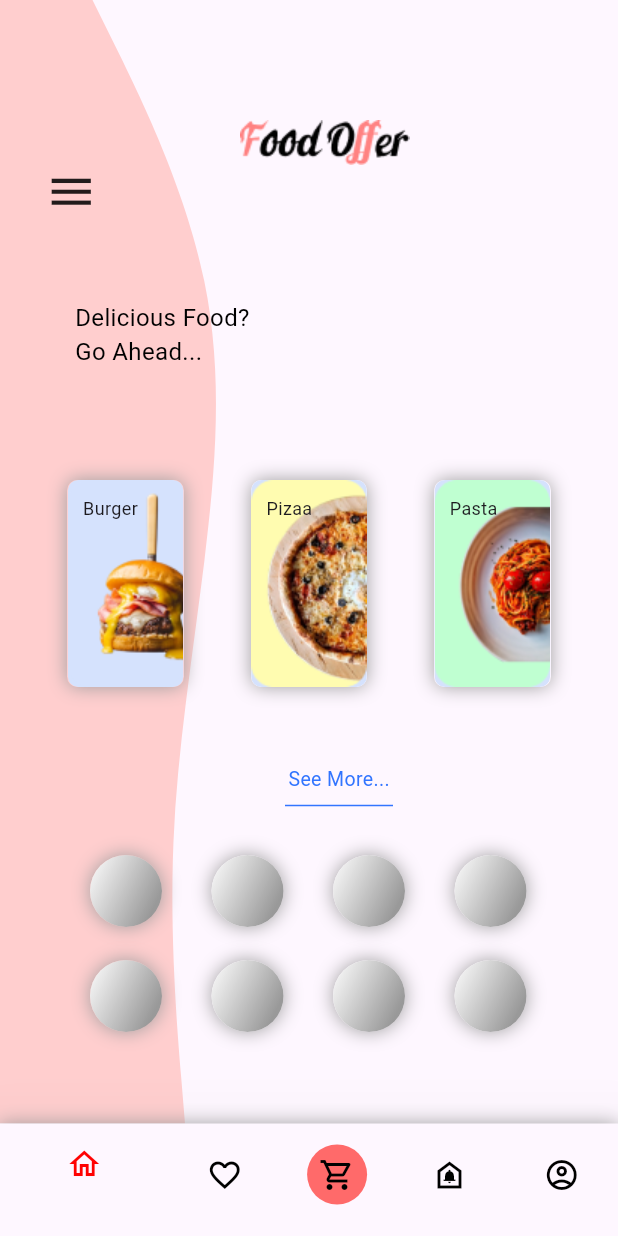
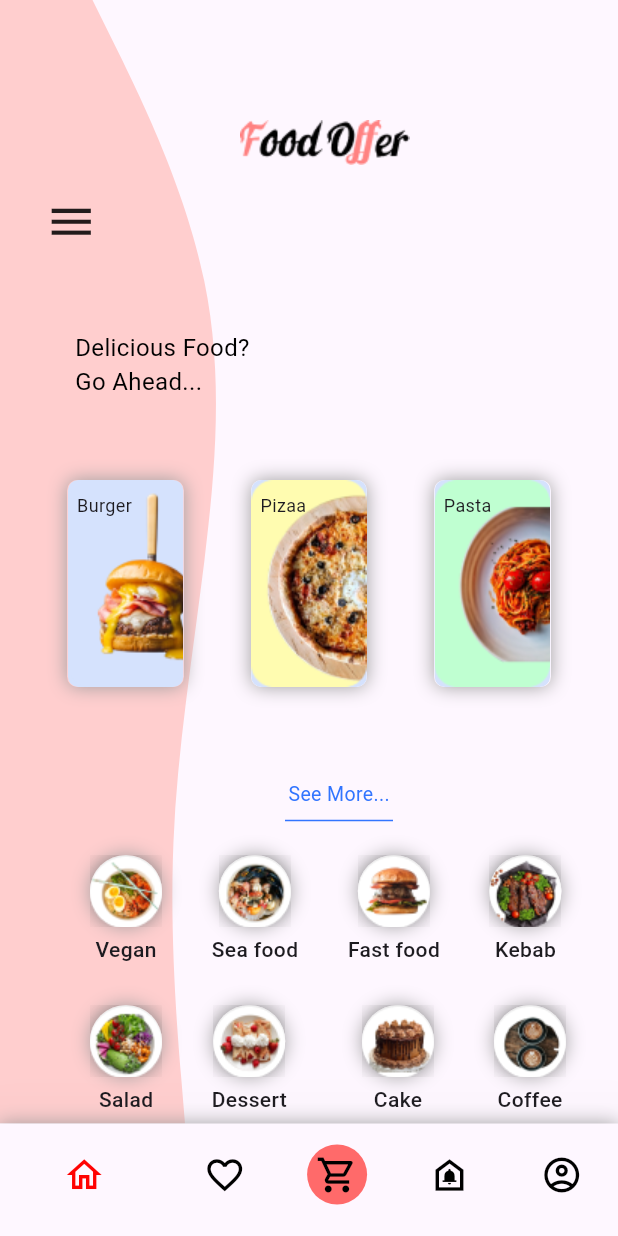
Before and after one commit to Flutter-gg-1/Shimmer-application, a Flutter app: the screen it shows after launch, on a phone screen of 412 x 824 dp. Run offline on Flutter 3.47's test engine with Material 3 defaults, Android fonts, the phone set to English and light mode, and no system bars; our stand-ins replace shimmer_animation.

Commit message:
implements filled circular container widget

```diff
--- a/lib/main.dart
+++ b/lib/main.dart
@@ -11,6 +11,7 @@ class MainApp extends StatelessWidget {
   @override
   Widget build(BuildContext context) {
     return const MaterialApp(
+      debugShowCheckedModeBanner: false,
       home: HomeScreen(),
     );
   }
--- a/lib/src/home_screen.dart
+++ b/lib/src/home_screen.dart
@@ -2,6 +2,7 @@ import 'package:flutter/material.dart';
 import 'package:shimmer_animation/shimmer_animation.dart';
 import 'widgets/circular_containers.dart';
 import 'widgets/custom_painting.dart';
+import 'widgets/filled_circular_container.dart';
 import 'widgets/filled_rectangular_container.dart';
 import 'widgets/rectangle_containers.dart';
 
@@ -35,12 +36,13 @@ class _HomeScreenState extends State<HomeScreen> {
           )
         ]),
         child: BottomNavigationBar(items: const [
-          BottomNavigationBarItem(icon: Icon(Icons.home_outlined, color: Color(0xffFF0202),), label: ""),
-          BottomNavigationBarItem(icon: Icon(Icons.favorite_outline, color: Colors.black), label: ""),
-          BottomNavigationBarItem(icon: CircleAvatar(child: Icon(Icons.shopping_cart_outlined, color: Colors.black), backgroundColor: Color(0xffFF6A6A),), label: ""),
-          BottomNavigationBarItem(icon: Icon(Icons.doorbell_outlined, color: Colors.black), label: ""),
-          BottomNavigationBarItem(icon: Icon(Icons.account_circle_outlined, color: Colors.black), label: ""),
+          BottomNavigationBarItem(icon: Icon(Icons.home_outlined, color: Color(0xffFF0202), size: 28,), label: "", ),
+          BottomNavigationBarItem(icon: Icon(Icons.favorite_outline, color: Colors.black, size: 28,), label: ""),
+          BottomNavigationBarItem(icon: CircleAvatar(backgroundColor: Color(0xffFF6A6A),child: Icon(Icons.shopping_cart_outlined, color: Colors.black, size: 28,),), label: ""),
+          BottomNavigationBarItem(icon: Icon(Icons.doorbell_outlined, color: Colors.black, size: 28,), label: ""),
+          BottomNavigationBarItem(icon: Icon(Icons.account_circle_outlined, color: Colors.black, size: 28,), label: ""),
         ],
+        showSelectedLabels: false,
         elevation: 50,),
       ),
       body: Stack(
@@ -50,7 +52,7 @@ class _HomeScreenState extends State<HomeScreen> {
               painter: RPSCustomPainter(),
           ),
           const Padding(
-            padding: EdgeInsets.only(top: 110, left: 30),
+            padding: EdgeInsets.only(top: 130, left: 30),
             child: Icon(Icons.menu, size: 35,),
           ),
           Padding(
@@ -58,7 +60,7 @@ class _HomeScreenState extends State<HomeScreen> {
             child: Image.asset("assets/Food Offer.png"),
           ),
           const Padding(
-            padding: EdgeInsets.only(top: 200, left: 50),
+            padding: EdgeInsets.only(top: 220, left: 50),
             child: Text("Delicious Food?\nGo Ahead...", style: TextStyle(fontSize: 16, color: Colors.black),),
           ),
            Padding(
@@ -94,7 +96,7 @@ class _HomeScreenState extends State<HomeScreen> {
             ),
           ),
           const Padding(
-            padding: EdgeInsets.only(top: 510, left: 190),
+            padding: EdgeInsets.only(top: 520, left: 190),
             child: Column(
               children: [
                 Text("See More...", style: TextStyle(fontSize: 13, color: Color(0xff3275FF)),),
@@ -106,31 +108,39 @@ class _HomeScreenState extends State<HomeScreen> {
               ],
             ),
           ),
-          const Padding(
-            padding: EdgeInsets.only(top: 570, left: 60),
+          Padding(
+            padding: const EdgeInsets.only(top: 570, left: 60),
             child: Row(
               children: [
-                CircularContainers(),
-                Padding(padding: EdgeInsets.only(left: 33)),
-                CircularContainers(),
-                Padding(padding: EdgeInsets.only(left: 33)),
-                CircularContainers(),
-                Padding(padding: EdgeInsets.only(left: 33)),
-                CircularContainers(),
+                isloading? Shimmer(child: const CircularContainers()):
+                const FilledCircularContainer(text: 'Vegan', photoPath: 'assets/vegan.png',),
+                const Padding(padding: EdgeInsets.only(left: 33)),
+                isloading? Shimmer(child: const CircularContainers()):
+                const FilledCircularContainer(text: 'Sea food', photoPath: 'assets/seaFood.png',),
+                const Padding(padding: EdgeInsets.only(left: 33)),
+               isloading? Shimmer(child: const CircularContainers()):
+                const FilledCircularContainer(text: 'Fast food', photoPath: 'assets/fastfood.png',),
+                const Padding(padding: EdgeInsets.only(left: 33)),
+                isloading? Shimmer(child: const CircularContainers()):
+                const FilledCircularContainer(text: 'Kebab', photoPath: 'assets/kebab.png',),
               ],
             ),
           ),
-          const Padding(
-            padding: EdgeInsets.only(top: 640, left: 60),
+           Padding(
+            padding: const EdgeInsets.only(top: 670, left: 60),
             child: Row(
               children: [
-                CircularContainers(),
-                Padding(padding: EdgeInsets.only(left: 33)),
-                CircularContainers(),
-                Padding(padding: EdgeInsets.only(left: 33)),
-                CircularContainers(),
-                Padding(padding: EdgeInsets.only(left: 33)),
-                CircularContainers(),
+                isloading? Shimmer(child: const CircularContainers()):
+                const FilledCircularContainer(text: 'Salad', photoPath: 'assets/salad.png',),
+                const Padding(padding: EdgeInsets.only(left: 33)),
+                isloading? Shimmer(child: const CircularContainers()):
+                const FilledCircularContainer(text: 'Dessert', photoPath: 'assets/dessert1.png',),
+                const Padding(padding: EdgeInsets.only(left: 50)),
+                isloading? Shimmer(child: const CircularContainers()):
+                const FilledCircularContainer(text: 'Cake', photoPath: 'assets/cake.png',),
+                const Padding(padding: EdgeInsets.only(left: 40)),
+                isloading? Shimmer(child: const CircularContainers()):
+                const FilledCircularContainer(text: 'Coffee', photoPath: 'assets/coffee.png'),
               ],
             ),
           )
--- a/lib/src/widgets/circular_containers.dart
+++ b/lib/src/widgets/circular_containers.dart
@@ -1,5 +1,4 @@
 import 'package:flutter/material.dart';
-import 'package:shimmer_animation/shimmer_animation.dart';
 
 class CircularContainers extends StatefulWidget {
   const CircularContainers({super.key});
@@ -22,8 +21,7 @@ class _CircularContainersState extends State<CircularContainers> {
   }
   @override
   Widget build(BuildContext context) {
-    return Shimmer(
-      child: Container(
+    return Container(
                         height: 48,
                         width: 48,
                         decoration: const BoxDecoration(
@@ -37,7 +35,6 @@ class _CircularContainersState extends State<CircularContainers> {
                             )
                           ]
                         ),
-                        ),
                       );
   }
 }
--- a/lib/src/widgets/custom_painting.dart
+++ b/lib/src/widgets/custom_painting.dart
@@ -22,9 +22,9 @@ Path path_0 = Path();
     path_0.lineTo(size.width*0.4282236,0);
     path_0.close();
 
-Paint paint_0_fill = Paint()..style=PaintingStyle.fill;
-paint_0_fill.color = Color(0xffFFCECE).withOpacity(1.0);
-canvas.drawPath(path_0,paint_0_fill);
+Paint paint0Fill = Paint()..style=PaintingStyle.fill;
+paint0Fill.color = const Color(0xffFFCECE).withOpacity(1.0);
+canvas.drawPath(path_0,paint0Fill);
 
 }
 
--- /dev/null
+++ b/lib/src/widgets/filled_circular_container.dart
@@ -0,0 +1,33 @@
+import 'package:flutter/material.dart';
+
+class FilledCircularContainer extends StatelessWidget {
+  final String photoPath;
+  final String text;
+  const FilledCircularContainer({super.key, required this.photoPath, required this.text});
+
+  @override
+  Widget build(BuildContext context) {
+    return Column(
+      children: [
+        Container(
+                            height: 48,
+                            width: 48,
+                            decoration: const BoxDecoration(
+                              color: Colors.white,
+                              shape: BoxShape.circle,
+                              boxShadow: [
+                                BoxShadow(
+                                  color: Colors.grey,
+                                  blurStyle: BlurStyle.outer,
+                                  blurRadius: 10,
+                                )
+                              ]
+                            ),
+                          child: Image.asset(photoPath, fit: BoxFit.values[5],),
+                          ),
+                          const SizedBox(height: 5,),
+                          Text(text, style: const TextStyle(fontSize: 14, fontWeight: FontWeight.w500),),
+      ],
+    );
+  }
+}
--- a/lib/src/widgets/filled_rectangular_container.dart
+++ b/lib/src/widgets/filled_rectangular_container.dart
@@ -27,8 +27,8 @@ class FilledRectangularContainer extends StatelessWidget {
                       children: [
                         Image.asset(photoBath),
                         Padding(
-                          padding: const EdgeInsets.only(left: 10, top: 10,),
-                          child: Text(text, style: TextStyle(fontSize: 12),),
+                          padding: const EdgeInsets.only(left: 6, top: 8,),
+                          child: Text(text, style: const TextStyle(fontSize: 12),),
                         ),
                       ],
                     ),
```
Also changed, not shown: assets/cake.png (added), assets/coffee.png (added), assets/dessert1.png (added), assets/fastfood.png (added), assets/kebab.png (added), assets/salad.png (added), assets/seaFood.png (added), assets/vegan.png (added). Lines whose indentation alone changed are shown as unchanged.
